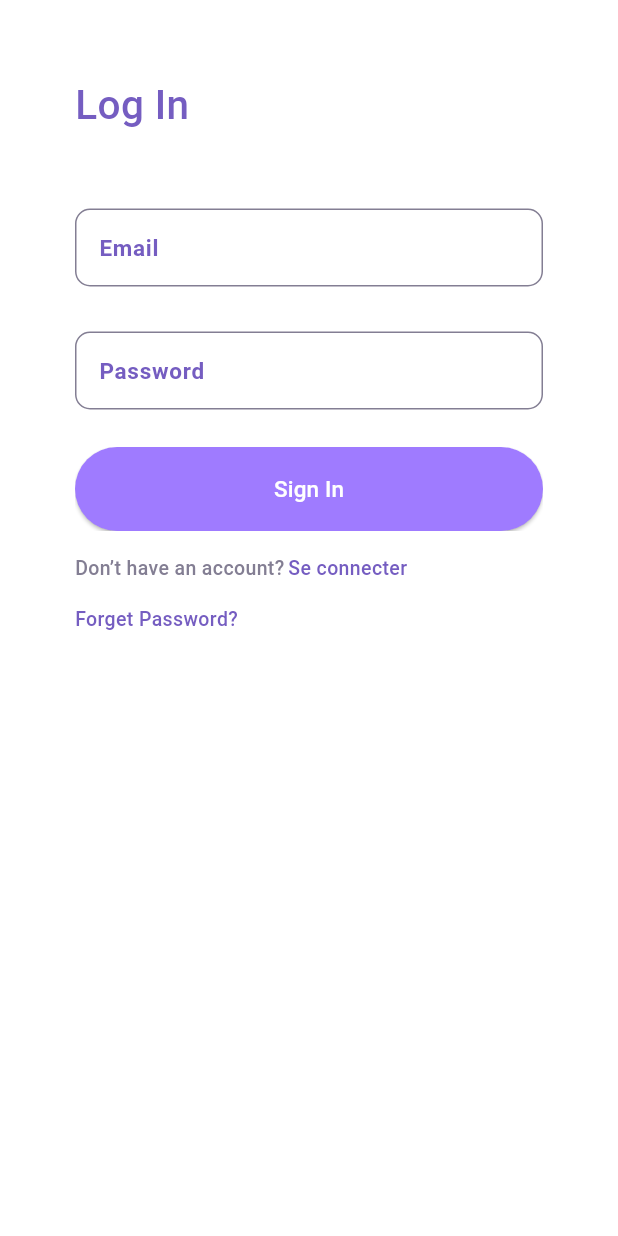
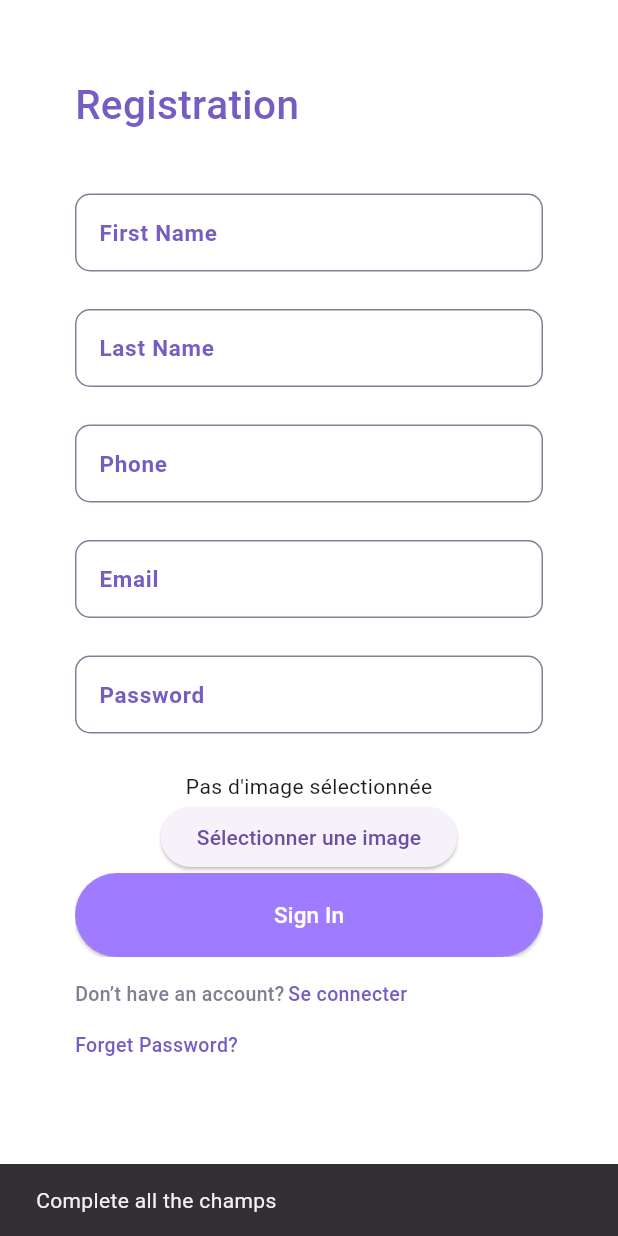
Before and after one commit to Rafanambinantsoa/PharmacieApp, a Flutter app: the screen it shows after launch, after a tap on "Se connecter", on a phone screen of 412 x 824 dp. Run offline on Flutter 3.47's test engine with Material 3 defaults, Android fonts, the phone set to English and light mode, and no system bars; our stand-ins replace get, image_picker, pretty_qr_code, shared_preferences; network calls fail; Roboto replaces fonts that are missing (Poppins).

Commit message:
[Registration done ]

```diff
--- a/lib/controllers/UserController.dart
+++ b/lib/controllers/UserController.dart
@@ -1,12 +1,61 @@
 import 'dart:convert';
+import 'dart:io';
 
 import 'package:http/http.dart' as http;
+import 'package:http_parser/http_parser.dart';
+import 'package:mime/mime.dart';
 import 'package:shared_preferences/shared_preferences.dart';
 
 const String baseUrl = 'http://192.168.43.220:8000/api';
 var client = http.Client();
 
 class Usercontroller {
+  Future<dynamic> register(String firstname, String lastname, String phone,
+      String email, String pass, File? image) async {
+    var url = Uri.parse('$baseUrl/registration');
+    // Création de la requête multipart
+    var request = http.MultipartRequest('POST', url);
+
+    // Ajout des champs de texte
+    request.fields['firstname'] = firstname;
+    request.fields['lastname'] = lastname;
+    request.fields['phone'] = phone;
+    request.fields['email'] = email;
+    request.fields['password'] = pass;
+
+    if (image != null) {
+      // Déterminer le type MIME de l'image
+      final mimeTypeData =
+          lookupMimeType(image.path, headerBytes: [0xFF, 0xD8])?.split('/');
+
+      // Ajouter le fichier image à la requête
+      request.files.add(await http.MultipartFile.fromPath(
+        'image',
+        image.path,
+        contentType: mimeTypeData != null && mimeTypeData.length == 2
+            ? MediaType(mimeTypeData[0], mimeTypeData[1])
+            : null,
+      ));
+    }
+
+    // Envoi de la requête
+    try {
+      var streamedResponse = await request.send();
+      var response = await http.Response.fromStream(streamedResponse);
+
+      if (response.statusCode == 200) {
+        return response.body; // ou autre traitement de réponse réussi
+      } else {
+        return response.body; // ou autre traitement de réponse réussi
+      }
+    } catch (e) {
+      return {
+        'error': true,
+        'message': 'Une erreur est survenue. Veuillez réessayer plus tard.'
+      };
+    }
+  }
+
 //Login
   Future<dynamic> login(String api, String email, String pass) async {
     var url = Uri.parse(baseUrl + api);
--- a/lib/main.dart
+++ b/lib/main.dart
@@ -1,3 +1,4 @@
+import 'package:MyPharmacie/views/Registration.dart';
 import 'package:MyPharmacie/views/login.dart';
 import 'package:MyPharmacie/views/profile.dart';
 import 'package:MyPharmacie/views/tab_bar.dart';
@@ -17,7 +18,7 @@ class MyApp extends StatelessWidget {
   Widget build(BuildContext context) {
     return const MaterialApp(
       debugShowCheckedModeBanner: false,
-      home: LoginScreen(),
+      home: RegistrationScreen(),
     );
   }
 }
--- /dev/null
+++ b/lib/model/components/CustomTextField.dart
@@ -0,0 +1,47 @@
+import 'package:flutter/material.dart';
+
+class CustomTextField extends StatelessWidget {
+  final TextEditingController controller;
+  final String labelText;
+
+  const CustomTextField(
+      {Key? key, required this.controller, required this.labelText})
+      : super(key: key);
+
+  @override
+  Widget build(BuildContext context) {
+    return TextField(
+      controller: controller,
+      textAlign: TextAlign.left,
+      style: const TextStyle(
+        color: Color(0xFF393939),
+        fontSize: 13,
+        fontFamily: 'Poppins',
+        fontWeight: FontWeight.w400,
+      ),
+      decoration: InputDecoration(
+        labelText: labelText,
+        labelStyle: const TextStyle(
+          color: Color(0xFF755DC1),
+          fontSize: 15,
+          fontFamily: 'Poppins',
+          fontWeight: FontWeight.w600,
+        ),
+        enabledBorder: const OutlineInputBorder(
+          borderRadius: BorderRadius.all(Radius.circular(10)),
+          borderSide: BorderSide(
+            width: 1,
+            color: Color(0xFF837E93),
+          ),
+        ),
+        focusedBorder: const OutlineInputBorder(
+          borderRadius: BorderRadius.all(Radius.circular(10)),
+          borderSide: BorderSide(
+            width: 1,
+            color: Color(0xFF9F7BFF),
+          ),
+        ),
+      ),
+    );
+  }
+}
--- /dev/null
+++ b/lib/model/registrationRes.dart
@@ -0,0 +1,28 @@
+// To parse this JSON data, do
+//
+//     final registrationRes = registrationResFromJson(jsonString);
+
+import 'dart:convert';
+
+RegistrationRes registrationResFromJson(String str) =>
+    RegistrationRes.fromJson(json.decode(str));
+
+String registrationResToJson(RegistrationRes data) =>
+    json.encode(data.toJson());
+
+class RegistrationRes {
+  String message;
+
+  RegistrationRes({
+    required this.message,
+  });
+
+  factory RegistrationRes.fromJson(Map<String, dynamic> json) =>
+      RegistrationRes(
+        message: json["message"],
+      );
+
+  Map<String, dynamic> toJson() => {
+        "message": message,
+      };
+}
--- /dev/null
+++ b/lib/views/Registration.dart
@@ -0,0 +1,242 @@
+import 'dart:convert';
+import 'dart:io';
+
+import 'package:MyPharmacie/controllers/UserController.dart';
+import 'package:MyPharmacie/model/components/CustomTextField.dart';
+import 'package:MyPharmacie/model/loginRes.dart';
+import 'package:MyPharmacie/model/registrationRes.dart';
+import 'package:MyPharmacie/views/login.dart';
+import 'package:MyPharmacie/views/tabv1.dart';
+import 'package:flutter/material.dart';
+import 'package:image_picker/image_picker.dart';
+import 'package:shared_preferences/shared_preferences.dart';
+
+class RegistrationScreen extends StatefulWidget {
+  const RegistrationScreen({super.key});
+  @override
+  State<RegistrationScreen> createState() => _RegistrationScreenState();
+}
+
+class _RegistrationScreenState extends State<RegistrationScreen> {
+//Initialise  le variable de l'image
+  File? _image;
+
+  final TextEditingController _firstController = TextEditingController();
+  final TextEditingController _lastController = TextEditingController();
+  final TextEditingController _phoneController = TextEditingController();
+  final TextEditingController _emailController = TextEditingController();
+  final TextEditingController _passController = TextEditingController();
+
+  Future<void> _getImage() async {
+    final imagePicker = ImagePicker();
+    final pickedFile = await imagePicker.pickImage(source: ImageSource.gallery);
+    // (source: ImageSource.gallery);
+
+    if (pickedFile != null) {
+      setState(() {
+        _image = File(pickedFile.path);
+      });
+    }
+  }
+
+  void handleRegistration() async {
+    Usercontroller _usercontroller = Usercontroller();
+    if (_emailController.text != "" &&
+        _passController.text != "" &&
+        _firstController.text != "" &&
+        _lastController.text != "" &&
+        _phoneController.text != "" &&
+        _image != null) {
+      var response = await _usercontroller
+          .register(
+              _firstController.text,
+              _lastController.text,
+              _phoneController.text,
+              _emailController.text,
+              _passController.text,
+              _image)
+          .catchError((err) {});
+
+      if (response == null) {
+        ScaffoldMessenger.of(context).showSnackBar(
+          const SnackBar(
+            content: Text('Verifie ta connexion Internet'),
+          ),
+        );
+      } else {
+        print(response);
+        var caster = RegistrationRes.fromJson(jsonDecode(response));
+        if (caster.message == "success") {
+          ScaffoldMessenger.of(context).showSnackBar(
+            const SnackBar(
+              content: Text("Compte créé avec succès"),
+            ),
+          );
+
+          Navigator.of(context).pushAndRemoveUntil(
+              MaterialPageRoute(builder: (context) => const LoginScreen()),
+              (route) => false);
+        } else {
+          ScaffoldMessenger.of(context).showSnackBar(
+            SnackBar(
+              content: Text(caster.message),
+            ),
+          );
+        }
+      }
+    } else {
+      ScaffoldMessenger.of(context).showSnackBar(const SnackBar(
+        content: Text('Complete all the champs '),
+      ));
+    }
+  }
+
+  @override
+  Widget build(BuildContext context) {
+    return Scaffold(
+      backgroundColor: Colors.white,
+      body: SingleChildScrollView(
+        child: Column(
+          crossAxisAlignment: CrossAxisAlignment.start,
+          children: [
+            const SizedBox(
+              height: 50,
+            ),
+            Padding(
+              padding: const EdgeInsets.symmetric(horizontal: 50),
+              child: Column(
+                textDirection: TextDirection.ltr,
+                crossAxisAlignment: CrossAxisAlignment.start,
+                children: [
+                  const Text(
+                    'Registration',
+                    style: TextStyle(
+                      color: Color(0xFF755DC1),
+                      fontSize: 27,
+                      fontFamily: 'Poppins',
+                      fontWeight: FontWeight.w500,
+                    ),
+                  ),
+                  const SizedBox(
+                    height: 20,
+                  ),
+                  const SizedBox(
+                    height: 20,
+                  ),
+                  CustomTextField(
+                      controller: _firstController, labelText: "First Name"),
+                  const SizedBox(
+                    height: 25,
+                  ),
+                  CustomTextField(
+                      controller: _lastController, labelText: "Last Name"),
+                  const SizedBox(
+                    height: 25,
+                  ),
+                  CustomTextField(
+                      controller: _phoneController, labelText: "Phone"),
+                  const SizedBox(
+                    height: 25,
+                  ),
+                  CustomTextField(
+                      controller: _emailController, labelText: "Email"),
+                  const SizedBox(
+                    height: 25,
+                  ),
+                  CustomTextField(
+                      controller: _passController, labelText: "Password"),
+                  const SizedBox(
+                    height: 25,
+                  ),
+                  Center(
+                    child: Column(
+                      mainAxisAlignment: MainAxisAlignment.center,
+                      children: <Widget>[
+                        _image == null
+                            ? Text('Pas d\'image sélectionnée')
+                            : Image.file(_image!, height: 200.0),
+                        ElevatedButton(
+                          onPressed: _getImage,
+                          child: Text('Sélectionner une image'),
+                        ),
+                      ],
+                    ),
+                  ),
+                  ClipRRect(
+                    borderRadius: const BorderRadius.all(Radius.circular(10)),
+                    child: SizedBox(
+                      width: 329,
+                      height: 56,
+                      child: ElevatedButton(
+                        onPressed: () {
+                          handleRegistration();
+                        },
+                        style: ElevatedButton.styleFrom(
+                          backgroundColor: const Color(0xFF9F7BFF),
+                        ),
+                        child: const Text(
+                          'Sign In',
+                          style: TextStyle(
+                            color: Colors.white,
+                            fontSize: 15,
+                            fontFamily: 'Poppins',
+                            fontWeight: FontWeight.w500,
+                          ),
+                        ),
+                      ),
+                    ),
+                  ),
+                  const SizedBox(
+                    height: 15,
+                  ),
+                  Row(
+                    children: [
+                      const Text(
+                        'Don’t have an account?',
+                        style: TextStyle(
+                          color: Color(0xFF837E93),
+                          fontSize: 13,
+                          fontFamily: 'Poppins',
+                          fontWeight: FontWeight.w500,
+                        ),
+                      ),
+                      const SizedBox(
+                        width: 2.5,
+                      ),
+                      InkWell(
+                        onTap: () {
+                          handleRegistration();
+                        },
+                        child: const Text(
+                          'Se connecter',
+                          style: TextStyle(
+                            color: Color(0xFF755DC1),
+                            fontSize: 13,
+                            fontFamily: 'Poppins',
+                            fontWeight: FontWeight.w500,
+                          ),
+                        ),
+                      ),
+                    ],
+                  ),
+                  const SizedBox(
+                    height: 15,
+                  ),
+                  const Text(
+                    'Forget Password?',
+                    style: TextStyle(
+                      color: Color(0xFF755DC1),
+                      fontSize: 13,
+                      fontFamily: 'Poppins',
+                      fontWeight: FontWeight.w500,
+                    ),
+                  ),
+                ],
+              ),
+            ),
+          ],
+        ),
+      ),
+    );
+  }
+}
--- a/lib/views/login.dart
+++ b/lib/views/login.dart
@@ -2,6 +2,7 @@ import 'dart:convert';
 
 import 'package:MyPharmacie/controllers/UserController.dart';
 import 'package:MyPharmacie/model/loginRes.dart';
+import 'package:MyPharmacie/views/Registration.dart';
 import 'package:MyPharmacie/views/profile.dart';
 import 'package:MyPharmacie/views/tabv1.dart';
 import 'package:flutter/material.dart';
@@ -194,7 +195,7 @@ class _LoginScreenState extends State<LoginScreen> {
                   Row(
                     children: [
                       const Text(
-                        'Don’t have an account?',
+                        'Pas Encore de compte ?',
                         style: TextStyle(
                           color: Color(0xFF837E93),
                           fontSize: 13,
@@ -207,10 +208,14 @@ class _LoginScreenState extends State<LoginScreen> {
                       ),
                       InkWell(
                         onTap: () {
-                          handleLogin();
+                          Navigator.of(context).pushAndRemoveUntil(
+                              MaterialPageRoute(
+                                  builder: (context) =>
+                                      const RegistrationScreen()),
+                              (route) => false);
                         },
                         child: const Text(
-                          'Se connecter',
+                          'Creer un compte',
                           style: TextStyle(
                             color: Color(0xFF755DC1),
                             fontSize: 13,
@@ -224,15 +229,6 @@ class _LoginScreenState extends State<LoginScreen> {
                   const SizedBox(
                     height: 15,
                   ),
-                  const Text(
-                    'Forget Password?',
-                    style: TextStyle(
-                      color: Color(0xFF755DC1),
-                      fontSize: 13,
-                      fontFamily: 'Poppins',
-                      fontWeight: FontWeight.w500,
-                    ),
-                  ),
                 ],
               ),
             ),
--- a/note.txt
+++ b/note.txt
@@ -1,4 +1,5 @@
 - Reservation asivo contrainte genre refa  1 jours avant de  tsy afaka manao Reservation tsouny
 - Registration (upload photo hono ehh)
+- Edit Profile
 - Annuler Reservation ( contrainte genre refa 1 jours avant de tsy afaka manao annuler annulation tsouny)
 - Rechecher event
```
Also changed, not shown: pubspec.yaml (+4 -22 lines), pubspec.lock, 5 other files.
